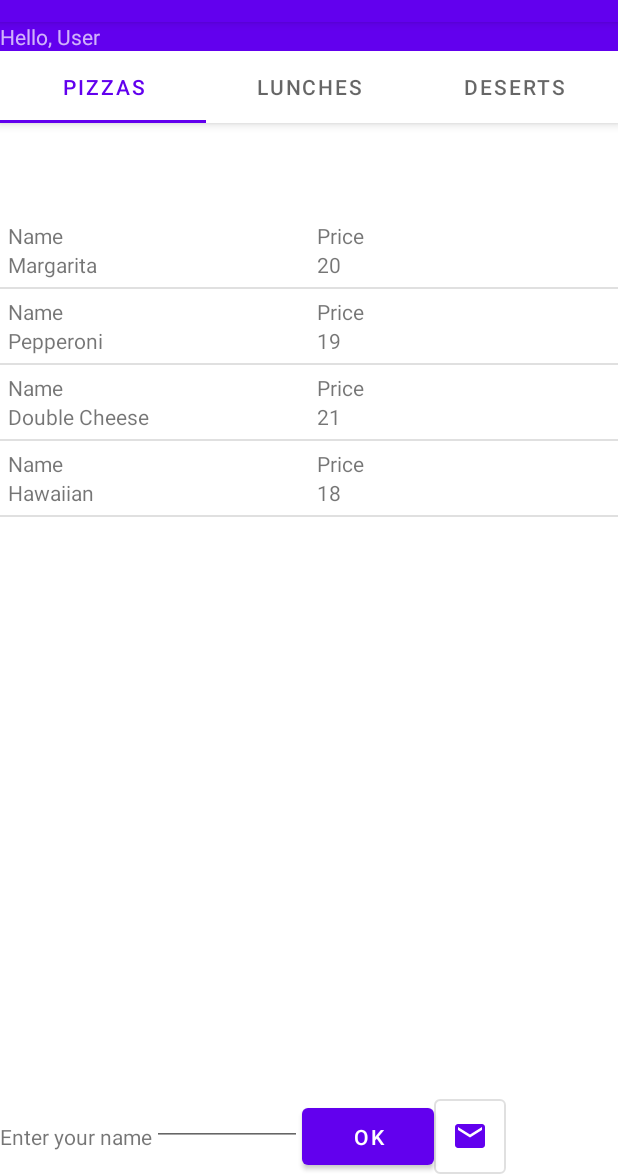
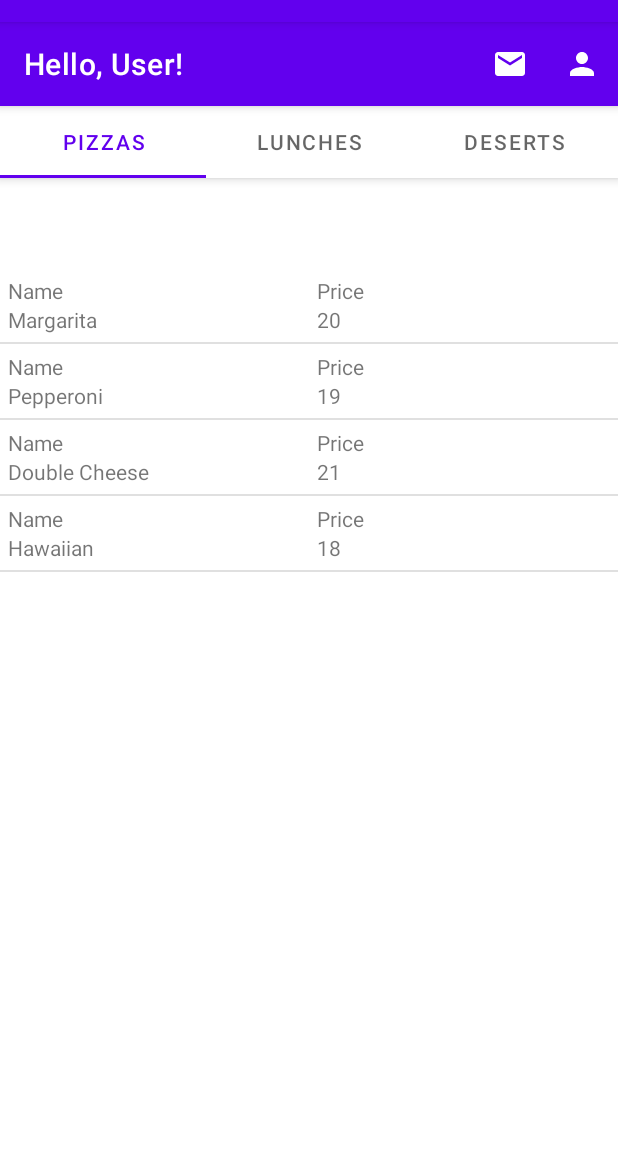
Before and after one commit to MariiaAlekseichuk/MenuBook, an Android app: the screen it shows after launch (MainActivity), on a phone screen of 412 x 824 dp, the part 62-1236 px from its top. Run offline under Robolectric (Android 15) with nearby library versions, the phone set to English and light mode, and no system bars.

Commit message:
- dialog and menu button for user name was added

```diff
--- a/app/src/main/java/mary/alekseichuk/menubook/MainActivity.kt
+++ b/app/src/main/java/mary/alekseichuk/menubook/MainActivity.kt
@@ -1,35 +1,34 @@
 package mary.alekseichuk.menubook
 
+import android.app.AlertDialog
 import android.content.Intent
 import android.net.Uri
 import androidx.appcompat.app.AppCompatActivity
 import android.os.Bundle
-import android.widget.Button
+import android.text.InputType
 import android.widget.EditText
-import android.widget.TextView
 import android.widget.Toast
 import androidx.viewpager.widget.ViewPager
+import com.google.android.material.appbar.MaterialToolbar
 import com.google.android.material.tabs.TabLayout
 
+const val USER_NAME_KEY = "USER_NAME"
 class MainActivity : AppCompatActivity() {
 
     private lateinit var pager: ViewPager
     private lateinit var tab: TabLayout
-
-    private lateinit var sentUserNameButton: Button
-    private lateinit var userName: TextView
-    private lateinit var ediTextField: EditText
-    private lateinit var sendEmailButton: Button
-
-    private val userNameKey = "USER_NAME"
+    private lateinit var topAppBar: MaterialToolbar
+    private lateinit var userName: String
 
     override fun onCreate(savedInstanceState: Bundle?) {
         super.onCreate(savedInstanceState)
         setContentView(R.layout.activity_main)
-
         pager = findViewById(R.id.viewPager)
         tab = findViewById(R.id.tabs)
-
+        topAppBar = findViewById(R.id.topAppBar)
+        if (savedInstanceState != null) {
+            topAppBar.title = savedInstanceState.getString(USER_NAME_KEY)
+        }
         val adapter = ViewPagerAdapter(supportFragmentManager)
 
         adapter.addFragment(PizzasFragment(), "Pizzas")
@@ -41,14 +40,18 @@ class MainActivity : AppCompatActivity() {
         // bind the viewPager with the TabLayout
         tab.setupWithViewPager(pager)
 
-        setUserName(savedInstanceState)
+        //setUserName(savedInstanceState)
         sendEmailClick()
+
     }
 
+
     private fun sendEmailClick() {
-        sendEmailButton = findViewById(R.id.sendEmail)
+
+        topAppBar.setOnMenuItemClickListener { menuItem ->
+            when (menuItem.itemId) {
+                R.id.sendEmail -> {
                     val emailIntent = Intent(Intent.ACTION_SENDTO)
-        sendEmailButton.setOnClickListener {
                     emailIntent.apply {
                         type = "text/plain"
                         data = Uri.parse("mailto:") // only email apps should handle this
@@ -58,28 +61,46 @@ class MainActivity : AppCompatActivity() {
                     }
                     if (emailIntent.resolveActivity(packageManager) != null) {
                         startActivity(Intent.createChooser(emailIntent, "Send mail..."))
-            } else Toast.makeText(this, "There is no email client installed.", Toast.LENGTH_SHORT)
+                    } else Toast.makeText(
+                        this,
+                        "There is no email client installed.",
+                        Toast.LENGTH_SHORT
+                    )
                         .show();
+
+                    true
+                }
+                R.id.setUserNameMenuButton -> {
+                    val builder: AlertDialog.Builder = AlertDialog.Builder(this)
+                    builder.setTitle("Enter your name here")
+                    val input = EditText(this)
+// Specify the type of input expected; this, for example, sets the input as a password, and will mask the text
+// Specify the type of input expected; this, for example, sets the input as a password, and will mask the text
+                    input.inputType = InputType.TYPE_CLASS_TEXT
+                    builder.setView(input)
+                    builder.setPositiveButton(
+                        "OK"
+                    ) { dialog, which ->
+                        userName = input.text.toString()
+                        topAppBar.title = "Hello, $userName!"
+                    }
+                    builder.setNegativeButton(
+                        "Cancel"
+                    ) { dialog, which -> dialog.cancel() }
+
+                    builder.show()
+                    true
+                }
+
+                else -> false
             }
         }
 
-
-    private fun setUserName(savedInstanceState: Bundle?) {
-        sentUserNameButton = findViewById(R.id.send_name_button)
-        userName = findViewById(R.id.userName)
-        ediTextField = findViewById(R.id.ediTextField)
-
-        if (savedInstanceState != null) {
-            userName.text = savedInstanceState.getString(userNameKey)
-        }
-        sentUserNameButton.setOnClickListener {
-            userName.text = ediTextField.text
-        }
     }
 
     override fun onSaveInstanceState(outState: Bundle) {
         outState.run {
-            putString(userNameKey, userName.text.toString())
+            putString(USER_NAME_KEY, topAppBar.title.toString())
         }
         super.onSaveInstanceState(outState)
     }
--- /dev/null
+++ b/app/src/main/res/drawable/ic_baseline_person_24.xml
@@ -0,0 +1,10 @@
+<vector xmlns:android="http://schemas.android.com/apk/res/android"
+    android:width="24dp"
+    android:height="24dp"
+    android:viewportWidth="24"
+    android:viewportHeight="24"
+    android:tint="?attr/colorControlNormal">
+  <path
+      android:fillColor="@android:color/white"
+      android:pathData="M12,12c2.21,0 4,-1.79 4,-4s-1.79,-4 -4,-4 -4,1.79 -4,4 1.79,4 4,4zM12,14c-2.67,0 -8,1.34 -8,4v2h16v-2c0,-2.66 -5.33,-4 -8,-4z"/>
+</vector>
--- a/app/src/main/res/layout/activity_main.xml
+++ b/app/src/main/res/layout/activity_main.xml
@@ -14,24 +14,13 @@
         app:layout_constraintStart_toStartOf="parent"
         app:layout_constraintTop_toTopOf="parent">
 
-        <LinearLayout
-            android:id="@+id/user_greeting"
-            android:layout_width="wrap_content"
-            android:layout_height="wrap_content"
-            android:orientation="horizontal">
-
-            <TextView
-                android:id="@+id/helloText"
-                android:layout_width="match_parent"
-                android:layout_height="wrap_content"
-                android:text="Hello, " />
-
-            <TextView
-                android:id="@+id/userName"
-                android:layout_width="match_parent"
-                android:layout_height="wrap_content"
-                android:text="User" />
-        </LinearLayout>
+        <com.google.android.material.appbar.MaterialToolbar
+            android:id="@+id/topAppBar"
+            style="@style/Widget.MaterialComponents.Toolbar.Primary"
+            android:layout_width="match_parent"
+            android:layout_height="?attr/actionBarSize"
+            app:menu="@menu/top_app_bar"
+            app:title="Hello, User!" />
 
         <com.google.android.material.tabs.TabLayout
             android:id="@+id/tabs"
@@ -46,36 +35,5 @@
         android:id="@+id/viewPager"
         android:layout_width="match_parent"
         android:layout_height="wrap_content"
-
         app:layout_constraintTop_toBottomOf="@+id/appBarLayout" />
-    <LinearLayout
-        android:id="@+id/footer"
-        android:layout_width="match_parent"
-        android:layout_height="50dp"
-        app:layout_constraintBottom_toBottomOf="parent">
-
-        <TextView
-            android:layout_width="wrap_content"
-            android:layout_height="30dp"
-            android:text="Enter your name" />
-
-        <EditText
-            android:id="@+id/ediTextField"
-            android:layout_width="100dp"
-            android:layout_height="30dp"
-            android:inputType="textPersonName" />
-
-        <Button
-            android:id="@+id/send_name_button"
-            android:layout_width="wrap_content"
-            android:layout_height="50dp"
-            android:text="OK" />
-
-        <Button
-            android:id="@+id/sendEmail"
-            android:layout_width="wrap_content"
-            android:layout_height="50dp"
-            app:icon="@drawable/ic_baseline_mail_24"
-            style="@style/Widget.App.Button.OutlinedButton.IconOnly" />
-    </LinearLayout>
 </androidx.constraintlayout.widget.ConstraintLayout>
--- /dev/null
+++ b/app/src/main/res/menu/top_app_bar.xml
@@ -0,0 +1,14 @@
+<?xml version="1.0" encoding="utf-8"?>
+<menu xmlns:android="http://schemas.android.com/apk/res/android"
+    xmlns:app="http://schemas.android.com/apk/res-auto">
+    <item
+        android:id="@+id/sendEmail"
+        android:icon="@drawable/ic_baseline_mail_24"
+        android:title="Send Email"
+        app:showAsAction="ifRoom" />
+    <item
+        android:id="@+id/setUserNameMenuButton"
+        android:icon="@drawable/ic_baseline_person_24"
+        android:title="Set User Name"
+        app:showAsAction="ifRoom" />
+</menu>
```
Lines whose indentation alone changed are shown as unchanged.
